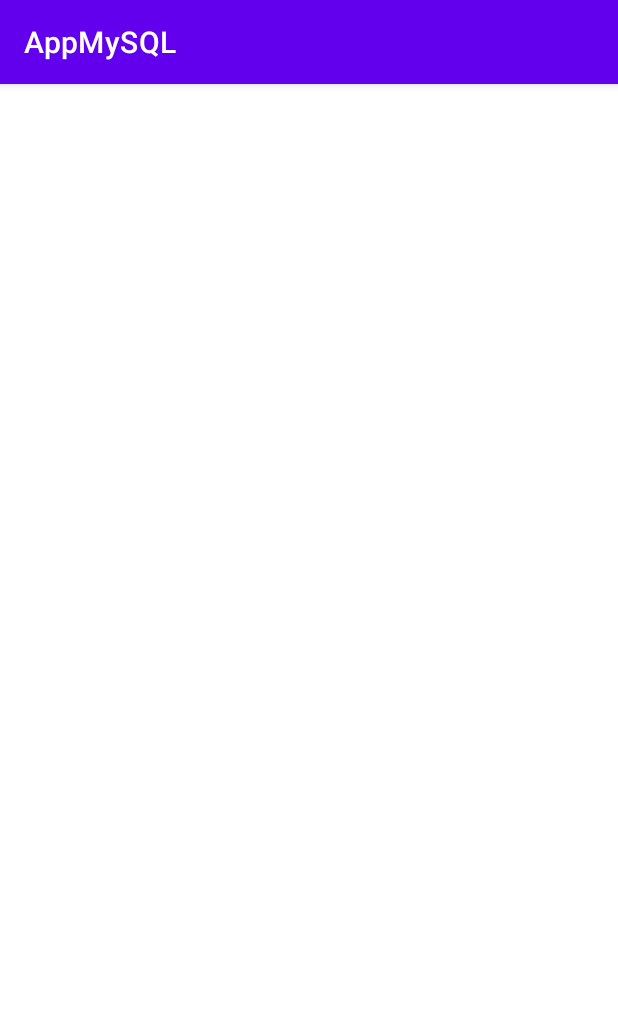
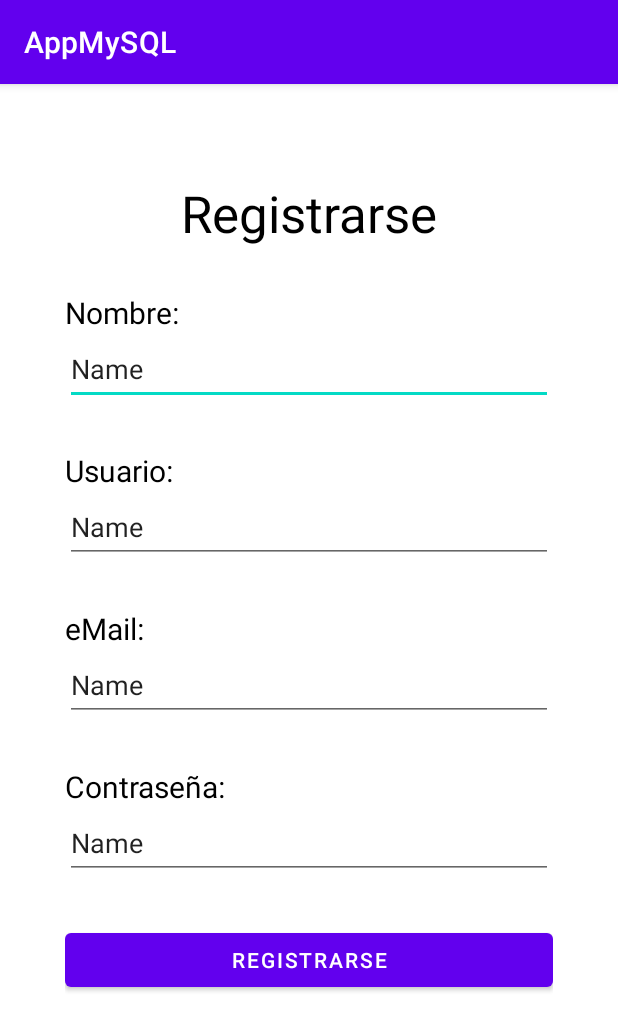
Before and after one commit to aledeleonez/AccesoADatos, an Android app: the Registro screen opened directly, with no data from a screen before it, on a phone screen of 412 x 824 dp. Shown: the top 1031 px of the screen. Run offline under Robolectric (Android 15) with nearby library versions, the phone set to English and light mode, and no system bars.

Commit message:
registro layout

```diff
--- a/Practica2.1/app/src/main/res/layout/activity_registro.xml
+++ b/Practica2.1/app/src/main/res/layout/activity_registro.xml
@@ -7,4 +7,101 @@
     android:layout_height="match_parent"
     tools:context=".Registro">
 
-  </androidx.constraintlayout.widget.ConstraintLayout>
+  <LinearLayout
+      android:layout_width="325dp"
+      android:layout_height="641dp"
+      android:orientation="vertical"
+      app:layout_constraintBottom_toBottomOf="parent"
+      app:layout_constraintEnd_toEndOf="parent"
+      app:layout_constraintStart_toStartOf="parent"
+      app:layout_constraintTop_toTopOf="parent">
+
+    <TextView
+        android:id="@+id/textView"
+        android:layout_width="match_parent"
+        android:layout_height="wrap_content"
+        android:layout_marginBottom="30dp"
+        android:text="@string/registrarse"
+        android:textAlignment="center"
+        android:textColor="@color/black"
+        android:textSize="34sp" />
+
+    <TextView
+        android:id="@+id/textView2"
+        android:layout_width="match_parent"
+        android:layout_height="wrap_content"
+        android:text="@string/nombre"
+        android:textColor="@color/black"
+        android:textSize="20sp" />
+
+    <EditText
+        android:id="@+id/editTextTextPersonName"
+        android:layout_width="match_parent"
+        android:layout_height="wrap_content"
+        android:layout_marginBottom="30dp"
+        android:ems="10"
+        android:inputType="textPersonName"
+        android:minHeight="48dp"
+        android:text="Name" />
+
+    <TextView
+        android:id="@+id/textView3"
+        android:layout_width="match_parent"
+        android:layout_height="wrap_content"
+        android:text="@string/logIn"
+        android:textColor="@color/black"
+        android:textSize="20sp" />
+
+    <EditText
+        android:id="@+id/editTextTextPersonName2"
+        android:layout_width="match_parent"
+        android:layout_height="wrap_content"
+        android:layout_marginBottom="30dp"
+        android:ems="10"
+        android:inputType="textPersonName"
+        android:minHeight="48dp"
+        android:text="Name" />
+
+    <TextView
+        android:id="@+id/textView4"
+        android:layout_width="match_parent"
+        android:layout_height="wrap_content"
+        android:text="@string/email"
+        android:textColor="@color/black"
+        android:textSize="20sp" />
+
+    <EditText
+        android:id="@+id/editTextTextPersonName3"
+        android:layout_width="match_parent"
+        android:layout_height="wrap_content"
+        android:layout_marginBottom="30dp"
+        android:ems="10"
+        android:inputType="textPersonName"
+        android:minHeight="48dp"
+        android:text="Name" />
+
+    <TextView
+        android:id="@+id/textView5"
+        android:layout_width="match_parent"
+        android:layout_height="wrap_content"
+        android:text="@string/password"
+        android:textColor="@color/black"
+        android:textSize="20sp" />
+
+    <EditText
+        android:id="@+id/editTextTextPersonName4"
+        android:layout_width="match_parent"
+        android:layout_height="wrap_content"
+        android:layout_marginBottom="30dp"
+        android:ems="10"
+        android:inputType="textPersonName"
+        android:minHeight="48dp"
+        android:text="Name" />
+
+    <Button
+        android:id="@+id/button"
+        android:layout_width="match_parent"
+        android:layout_height="wrap_content"
+        android:text="@string/registrarse" />
+  </LinearLayout>
+</androidx.constraintlayout.widget.ConstraintLayout>
--- a/Practica2.1/app/src/main/res/values/strings.xml
+++ b/Practica2.1/app/src/main/res/values/strings.xml
@@ -6,4 +6,6 @@
     <string name="password">Contraseña: </string>
     <string name="passwordHint">Contraseña</string>
     <string name="registrarse">Registrarse</string>
+    <string name="nombre">Nombre: </string>
+    <string name="email">eMail: </string>
 </resources>
```
Also changed, not shown: 8 other files.
